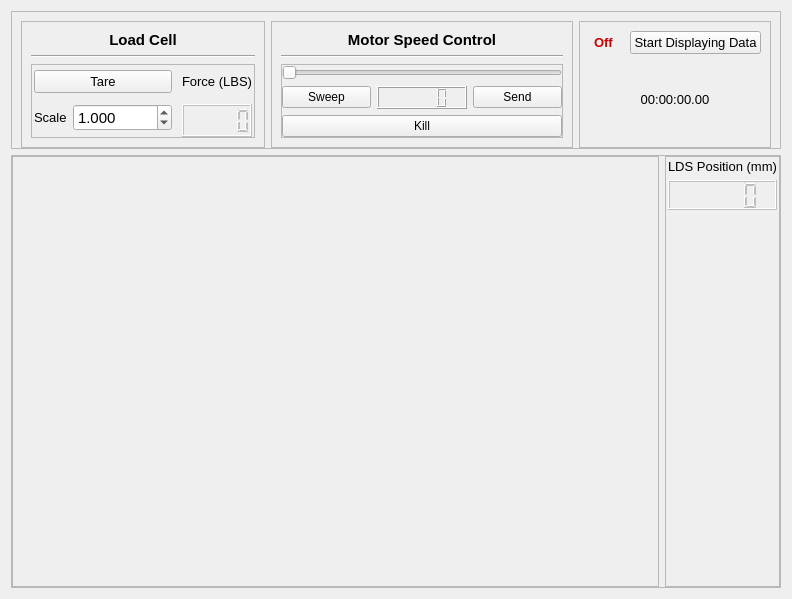
First picture: the form in Scenes/ShockDyno/shock_dyno.ui, repository Georgia-Tech-Off-Road/GTORDaata, before the edit.
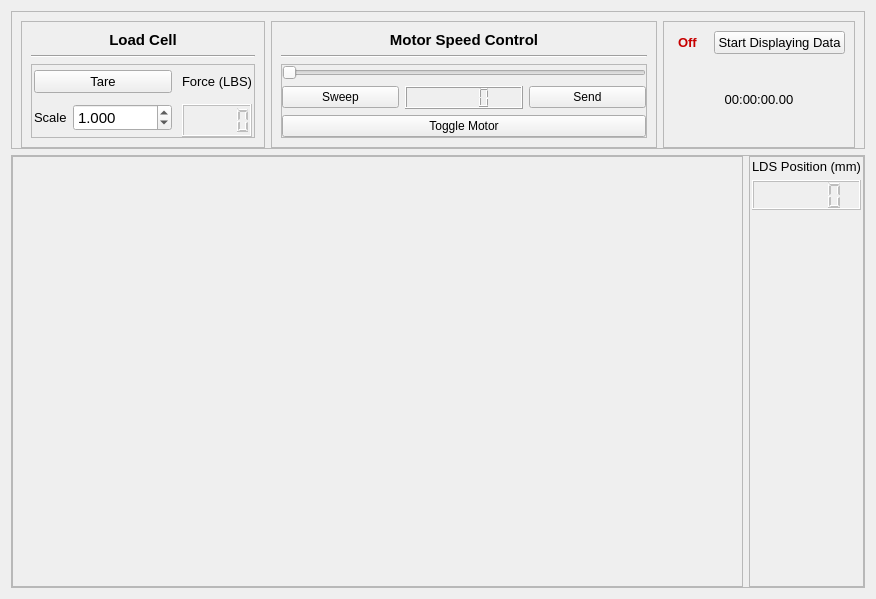
Second picture: the form after the edit.

Commit message: Adding motor command logic

```diff
--- a/Scenes/ShockDyno/shock_dyno.ui
+++ b/Scenes/ShockDyno/shock_dyno.ui
@@ -6,7 +6,7 @@
    <rect>
     <x>0</x>
     <y>0</y>
-    <width>792</width>
+    <width>876</width>
     <height>599</height>
    </rect>
   </property>
@@ -320,7 +320,7 @@
             <item>
              <widget class="QPushButton" name="kill_motor">
               <property name="text">
-               <string>Kill</string>
+               <string>Toggle Motor</string>
               </property>
              </widget>
             </item>
```
The commit also changes 2 other files.
